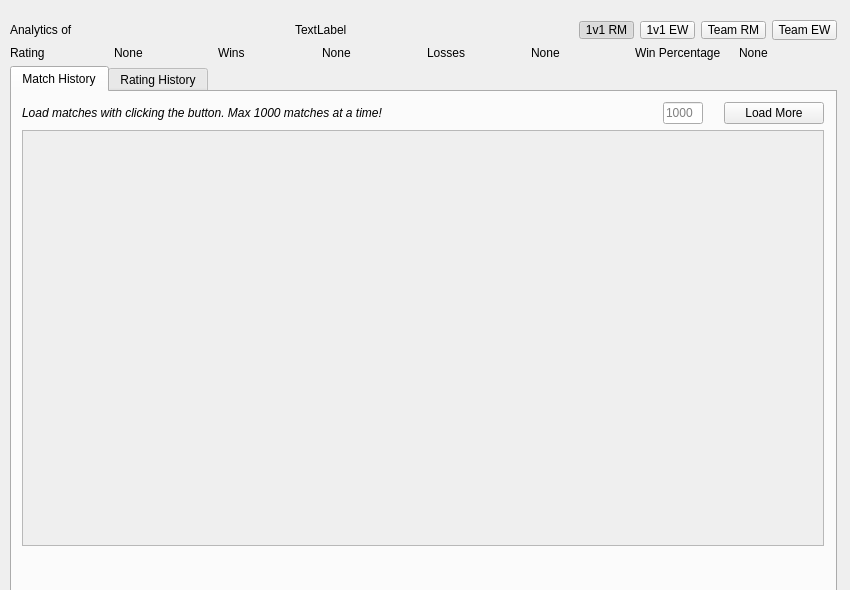
Qt form data/ui_prototyping/analytics_window.ui (oohjio/Aoe2-Dashboard) before a commit.
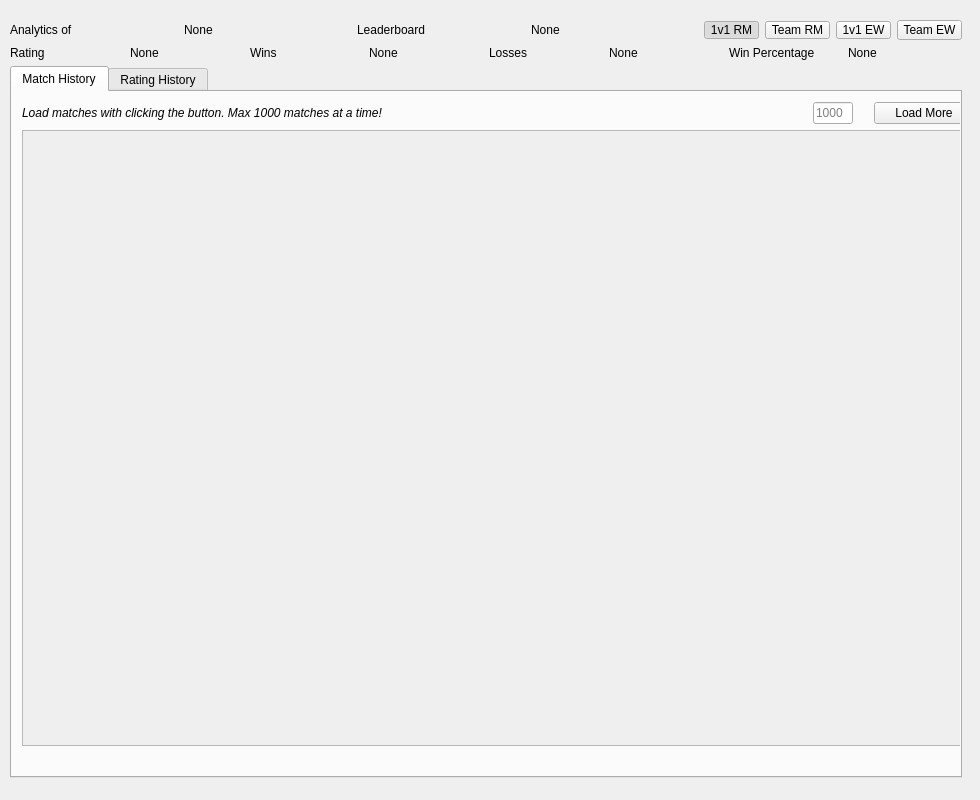
The same form after that commit.

What changed in the file:
```diff
--- a/data/ui_prototyping/analytics_window.ui
+++ b/data/ui_prototyping/analytics_window.ui
@@ -6,14 +6,14 @@
    <rect>
     <x>0</x>
     <y>0</y>
-    <width>850</width>
-    <height>590</height>
+    <width>980</width>
+    <height>800</height>
    </rect>
   </property>
   <property name="minimumSize">
    <size>
-    <width>850</width>
-    <height>560</height>
+    <width>980</width>
+    <height>800</height>
    </size>
   </property>
   <property name="windowTitle">
@@ -24,8 +24,8 @@
     <rect>
      <x>10</x>
      <y>20</y>
-     <width>827</width>
-     <height>572</height>
+     <width>952</width>
+     <height>758</height>
     </rect>
    </property>
    <layout class="QVBoxLayout" name="toplevel_v_layout">
@@ -41,7 +41,21 @@
       <item>
        <widget class="QLabel" name="player_name_label">
         <property name="text">
-         <string>TextLabel</string>
+         <string>None</string>
+        </property>
+       </widget>
+      </item>
+      <item>
+       <widget class="QLabel" name="play_displ_lb_label">
+        <property name="text">
+         <string>Leaderboard</string>
+        </property>
+       </widget>
+      </item>
+      <item>
+       <widget class="QLabel" name="play_lb_label">
+        <property name="text">
+         <string>None</string>
         </property>
        </widget>
       </item>
@@ -78,31 +92,6 @@
           </property>
          </widget>
         </item>
-        <item>
-         <widget class="QToolButton" name="button_1v1_EW">
-          <property name="maximumSize">
-           <size>
-            <width>55</width>
-            <height>18</height>
-           </size>
-          </property>
-          <property name="text">
-           <string>1v1 EW</string>
-          </property>
-          <property name="checkable">
-           <bool>true</bool>
-          </property>
-          <property name="autoExclusive">
-           <bool>true</bool>
-          </property>
-          <property name="toolButtonStyle">
-           <enum>Qt::ToolButtonTextOnly</enum>
-          </property>
-          <property name="arrowType">
-           <enum>Qt::NoArrow</enum>
-          </property>
-         </widget>
-        </item>
         <item>
          <widget class="QToolButton" name="button_team_RM">
           <property name="maximumSize">
@@ -128,6 +117,31 @@
           </property>
          </widget>
         </item>
+        <item>
+         <widget class="QToolButton" name="button_1v1_EW">
+          <property name="maximumSize">
+           <size>
+            <width>55</width>
+            <height>18</height>
+           </size>
+          </property>
+          <property name="text">
+           <string>1v1 EW</string>
+          </property>
+          <property name="checkable">
+           <bool>true</bool>
+          </property>
+          <property name="autoExclusive">
+           <bool>true</bool>
+          </property>
+          <property name="toolButtonStyle">
+           <enum>Qt::ToolButtonTextOnly</enum>
+          </property>
+          <property name="arrowType">
+           <enum>Qt::NoArrow</enum>
+          </property>
+         </widget>
+        </item>
         <item>
          <widget class="QToolButton" name="button_team_EW">
           <property name="maximumSize">
@@ -227,8 +241,8 @@
      <widget class="QTabWidget" name="tab_widget">
       <property name="minimumSize">
        <size>
-        <width>825</width>
-        <height>500</height>
+        <width>900</width>
+        <height>700</height>
        </size>
       </property>
       <property name="tabPosition">
@@ -246,8 +260,8 @@
          <rect>
           <x>10</x>
           <y>10</y>
-          <width>802</width>
-          <height>444</height>
+          <width>952</width>
+          <height>644</height>
          </rect>
         </property>
         <layout class="QVBoxLayout" name="mh_tab_v_layout">
@@ -332,10 +346,16 @@
          </item>
          <item>
           <widget class="QScrollArea" name="mh_tab_scroll_area">
+           <property name="sizePolicy">
+            <sizepolicy hsizetype="Minimum" vsizetype="Expanding">
+             <horstretch>0</horstretch>
+             <verstretch>0</verstretch>
+            </sizepolicy>
+           </property>
            <property name="minimumSize">
             <size>
-             <width>800</width>
-             <height>400</height>
+             <width>600</width>
+             <height>600</height>
             </size>
            </property>
            <property name="horizontalScrollBarPolicy">
@@ -349,10 +369,22 @@
              <rect>
               <x>0</x>
               <y>0</y>
-              <width>796</width>
-              <height>396</height>
+              <width>946</width>
+              <height>596</height>
              </rect>
             </property>
+            <property name="sizePolicy">
+             <sizepolicy hsizetype="MinimumExpanding" vsizetype="Preferred">
+              <horstretch>0</horstretch>
+              <verstretch>0</verstretch>
+             </sizepolicy>
+            </property>
+            <property name="minimumSize">
+             <size>
+              <width>600</width>
+              <height>0</height>
+             </size>
+            </property>
            </widget>
           </widget>
          </item>
```
